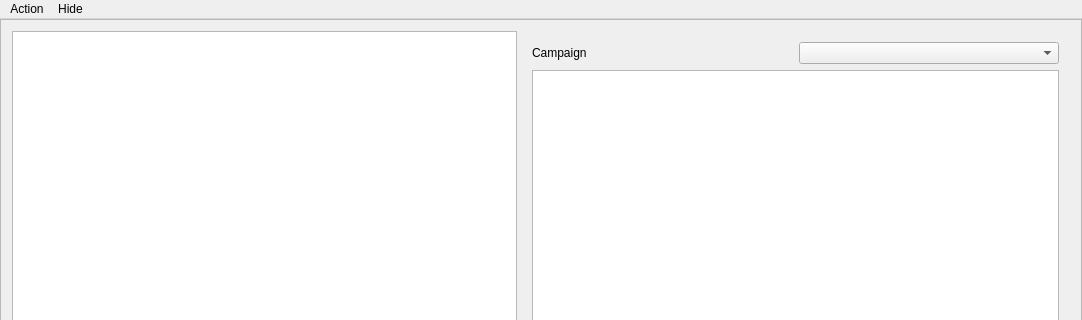
Before: the Qt Designer form display/mainwindow.ui in obiwankennedy/GameVisualisationHelper, drawn with Qt 5; both pictures show x 0 to 1082 and y 0 to 320 of the 1082 by 661 pixel window.
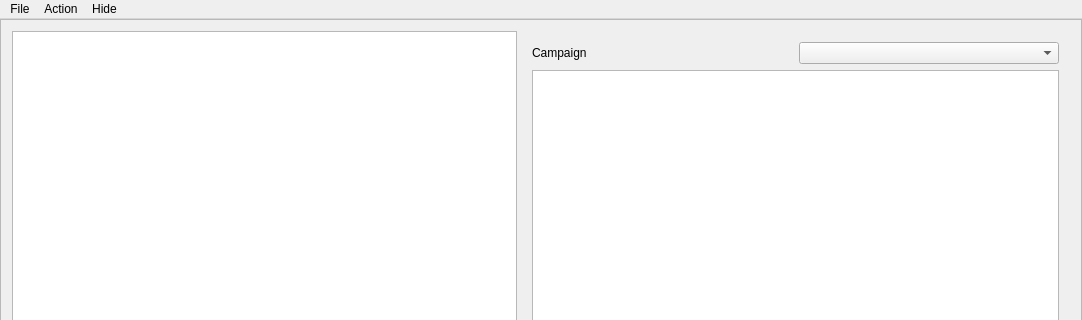
After: the same form once the commit is applied. Icons and pictures are not drawn.

What changed in the file:
```diff
--- a/display/mainwindow.ui
+++ b/display/mainwindow.ui
@@ -149,6 +149,18 @@
      <string>Hide</string>
     </property>
    </widget>
+   <widget class="QMenu" name="menuFile">
+    <property name="title">
+     <string>File</string>
+    </property>
+    <addaction name="actionNew"/>
+    <addaction name="actionOpen"/>
+    <addaction name="actionSave"/>
+    <addaction name="actionSave_As"/>
+    <addaction name="separator"/>
+    <addaction name="actionQuit"/>
+   </widget>
+   <addaction name="menuFile"/>
    <addaction name="menuAction"/>
    <addaction name="m_hideMenu"/>
   </widget>
```
Left out of the diff: 27 changed lines with no effect on the pictures.
